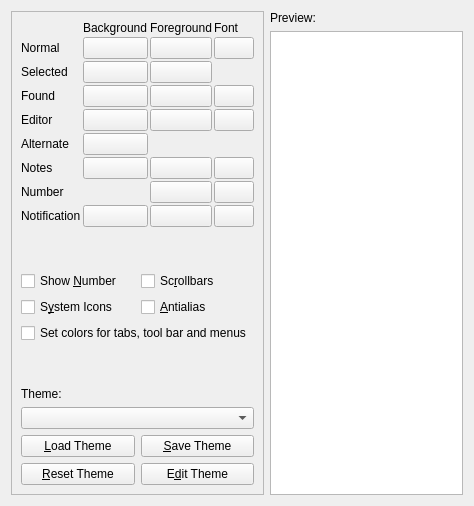
Before: the Qt Designer form src/ui/configtabappearance.ui in hluk/CopyQ, drawn with Qt 5.
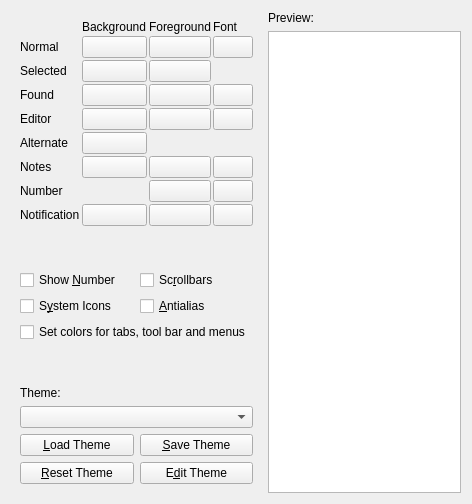
After: the same form once the commit is applied. Custom widgets are drawn as their Qt base class.

Commit message: Remove frame from tab widgets in config dialog

What changed in the file:
```diff
--- a/src/ui/configtabappearance.ui
+++ b/src/ui/configtabappearance.ui
@@ -6,8 +6,8 @@
    <rect>
     <x>0</x>
     <y>0</y>
-    <width>474</width>
-    <height>506</height>
+    <width>472</width>
+    <height>504</height>
    </rect>
   </property>
   <layout class="QHBoxLayout" name="horizontalLayout_10" stretch="0,1">
@@ -22,6 +22,9 @@
      <property name="focusPolicy">
       <enum>Qt::NoFocus</enum>
      </property>
+     <property name="frameShape">
+      <enum>QFrame::NoFrame</enum>
+     </property>
      <property name="widgetResizable">
       <bool>true</bool>
      </property>
@@ -30,8 +33,8 @@
        <rect>
         <x>0</x>
         <y>0</y>
-        <width>266</width>
-        <height>486</height>
+        <width>280</width>
+        <height>492</height>
        </rect>
       </property>
       <layout class="QVBoxLayout" name="verticalLayout_9">
```
The commit also changes 2 other files.
